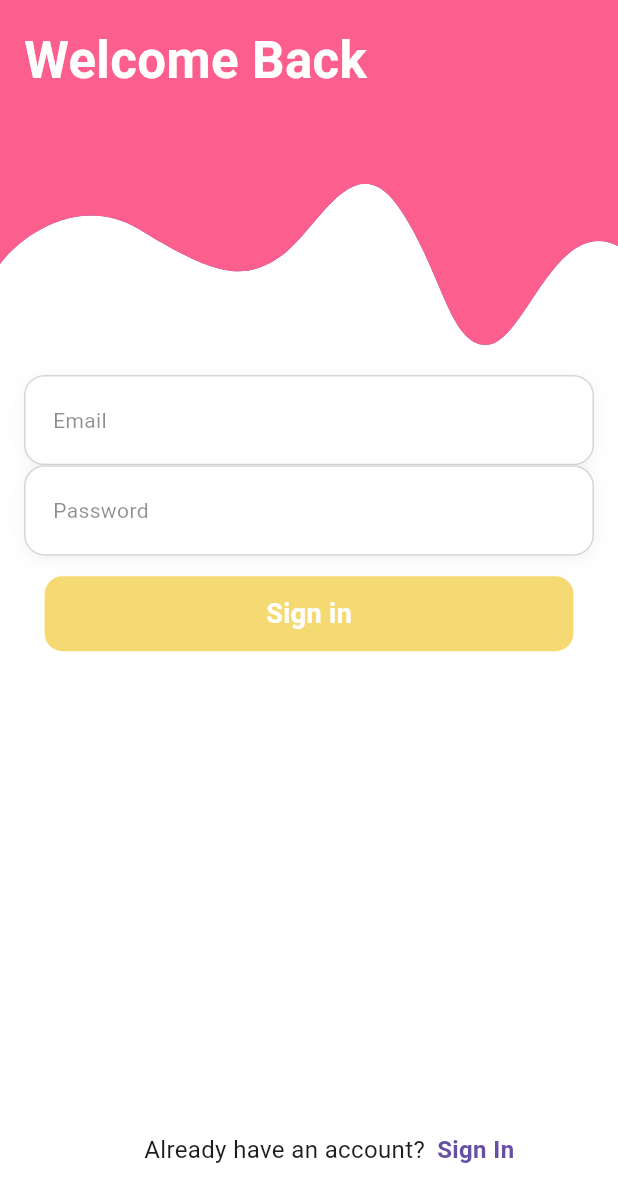
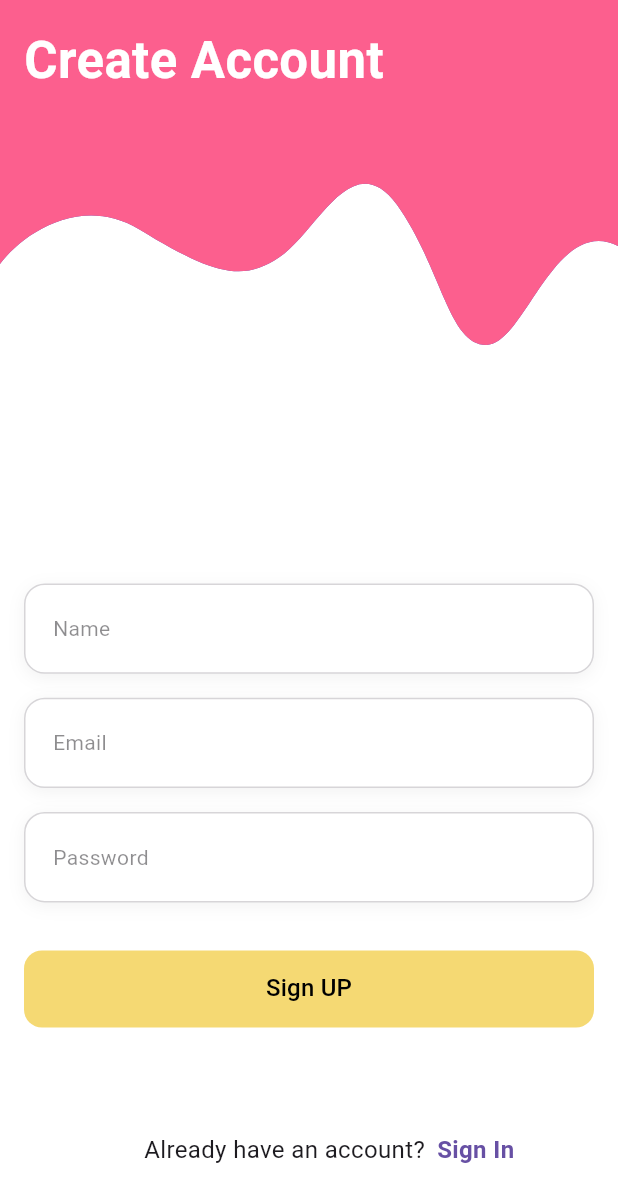
Before and after one commit to ZyadWKhedr/auth, a Flutter app: the screen it shows after launch, after a tap on "Don't have an account?", on a phone screen of 412 x 824 dp. Shown: the top 1202 px of the screen. Run offline on Flutter 3.47's test engine with Material 3 defaults, Android fonts, the phone set to English and light mode, and no system bars; our stand-ins replace flutter_riverpod, flutter_screenutil, shared_preferences, supabase_flutter; accounts and stored records are empty.

Commit message:
finished sign up and login pages

```diff
--- a/lib/features/auth/presentation/pages/auth_view.dart
+++ b/lib/features/auth/presentation/pages/auth_view.dart
@@ -32,10 +32,10 @@ class _AuthViewState extends State<AuthView> {
               child: _showSignIn ? const LoginPage() : const SignUpPage(),
             ),
           ),
-          AnimatedShape(color: Color(0xff595DC6), title: 'Create Account'),
+          AnimatedShape(color: Color(0xff595DC6), title: 'Welcome back'),
           AnimatedShape(
             color: Color(0xffFC5F8E),
-            title: 'Welcome Back',
+            title: 'Create Account',
             show: !_showSignIn,
           ),
           AuthSwitchButton(
--- a/lib/features/auth/presentation/pages/login_page.dart
+++ b/lib/features/auth/presentation/pages/login_page.dart
@@ -17,21 +17,17 @@ class _LoginPageState extends ConsumerState<LoginPage> {
   final _emailController = TextEditingController();
   final _passwordController = TextEditingController();
 
-  String? _nameError;
   String? _emailError;
   String? _passwordError;
 
   void _login() async {
     final email = _emailController.text.trim();
     final password = _passwordController.text.trim();
-    final name = _nameController.text.trim();
 
-    final nameValidation = InputValidator.validateName(name);
     final emailValidation = InputValidator.validateEmail(email);
     final passwordValidation = InputValidator.validatePassword(password);
 
     setState(() {
-      _nameError = nameValidation;
       _emailError = emailValidation;
       _passwordError = passwordValidation;
     });
@@ -46,30 +42,9 @@ class _LoginPageState extends ConsumerState<LoginPage> {
     final state = ref.watch(authStateProvider);
     final isLoading = state.isLoading;
 
-    return Scaffold(
-      backgroundColor: Colors.white,
-      body: SafeArea(
-        child: Padding(
-          padding: const EdgeInsets.all(24),
-          child: Column(
+    return Column(
       mainAxisAlignment: MainAxisAlignment.center,
       children: [
-              /// Email Field
-              TextInputField(
-                hintText: 'Name',
-                controller: _nameController,
-                errorText: _nameError,
-                keyboardType: TextInputType.name,
-                textInputAction: TextInputAction.next,
-                onChanged: (_) {
-                  setState(() {
-                    _emailError = null;
-                  });
-                },
-              ),
-              const SizedBox(height: 16),
-
-              /// Email Field
         TextInputField(
           hintText: 'Email',
           controller: _emailController,
@@ -84,7 +59,6 @@ class _LoginPageState extends ConsumerState<LoginPage> {
         ),
         const SizedBox(height: 16),
 
-              /// Password Field
         TextInputField(
           hintText: 'Password',
           controller: _passwordController,
@@ -102,8 +76,8 @@ class _LoginPageState extends ConsumerState<LoginPage> {
         /// Login Button
         AnimatedButton(
           onTap: isLoading ? null : _login,
-                splashColor: Colors.blue.withOpacity(0.2),
           borderRadius: BorderRadius.circular(12),
+          backgroundColor: const Color(0xffF5D973),
           child: Center(
             child: Text(
               isLoading ? 'Logging in...' : 'Login',
@@ -114,9 +88,6 @@ class _LoginPageState extends ConsumerState<LoginPage> {
           ),
         ),
       ],
-          ),
-        ),
-      ),
     );
   }
 
--- a/lib/features/auth/presentation/pages/sign_up_page.dart
+++ b/lib/features/auth/presentation/pages/sign_up_page.dart
@@ -1,46 +1,118 @@
+import 'package:auth/core/utils/input_validator.dart';
+import 'package:auth/features/auth/presentation/providers/auth_provider.dart';
 import 'package:auth/features/auth/presentation/widgets/animated_button.dart';
 import 'package:auth/features/auth/presentation/widgets/text_input_field.dart';
 import 'package:flutter/material.dart';
+import 'package:flutter_riverpod/flutter_riverpod.dart';
 
-class SignUpPage extends StatelessWidget {
+class SignUpPage extends ConsumerStatefulWidget {
   const SignUpPage({super.key});
 
   @override
+  ConsumerState<SignUpPage> createState() => _LoginPageState();
+}
+
+class _LoginPageState extends ConsumerState<SignUpPage> {
+  final _nameController = TextEditingController();
+  final _emailController = TextEditingController();
+  final _passwordController = TextEditingController();
+
+  String? _nameError;
+  String? _emailError;
+  String? _passwordError;
+
+  void _signup() async {
+    final email = _emailController.text.trim();
+    final password = _passwordController.text.trim();
+    final name = _nameController.text.trim();
+
+    final nameValidation = InputValidator.validateName(name);
+    final emailValidation = InputValidator.validateEmail(email);
+    final passwordValidation = InputValidator.validatePassword(password);
+
+    setState(() {
+      _nameError = nameValidation;
+      _emailError = emailValidation;
+      _passwordError = passwordValidation;
+    });
+
+    if (emailValidation == null && passwordValidation == null) {
+      await ref.read(authStateProvider.notifier).signUp(name, email, password);
+    }
+  }
+
+  @override
   Widget build(BuildContext context) {
+    final state = ref.watch(authStateProvider);
+    final isLoading = state.isLoading;
+
     return Column(
+      mainAxisAlignment: MainAxisAlignment.center,
       children: [
         TextInputField(
+          hintText: 'Name',
+          controller: _nameController,
+          errorText: _nameError,
+          keyboardType: TextInputType.name,
+          textInputAction: TextInputAction.next,
+          onChanged: (_) {
+            setState(() {
+              _emailError = null;
+            });
+          },
+        ),
+        const SizedBox(height: 16),
+
+        TextInputField(
           hintText: 'Email',
-          obscureText: false,
-          onChanged: (String value) {},
+          controller: _emailController,
+          errorText: _emailError,
+          keyboardType: TextInputType.emailAddress,
+          textInputAction: TextInputAction.next,
+          onChanged: (_) {
+            setState(() {
+              _emailError = null;
+            });
+          },
         ),
+        const SizedBox(height: 16),
+
         TextInputField(
           hintText: 'Password',
+          controller: _passwordController,
+          errorText: _passwordError,
           obscureText: true,
-          onChanged: (String value) {},
+          textInputAction: TextInputAction.done,
+          onChanged: (_) {
+            setState(() {
+              _passwordError = null;
+            });
+          },
         ),
+        const SizedBox(height: 32),
+
+        /// Login Button
         AnimatedButton(
-          onTap: () {},
-          child: AnimatedContainer(
-            duration: const Duration(milliseconds: 300),
-            curve: Curves.easeInOut,
-            padding: const EdgeInsets.symmetric(vertical: 12),
-            alignment: Alignment.center,
-            decoration: BoxDecoration(
-              color: const Color(0xffF5D973),
-              borderRadius: BorderRadius.circular(12),
-            ),
-            child: const Text(
-              "Sign in",
-              style: TextStyle(
-                color: Colors.white,
-                fontWeight: FontWeight.bold,
-                fontSize: 18,
-              ),
+          onTap: isLoading ? null : _signup,
+          borderRadius: BorderRadius.circular(12),
+          backgroundColor: const Color(0xffF5D973),
+          child: Center(
+            child: Text(
+              isLoading ? 'Signing Up...' : 'Sign UP',
+              style: Theme.of(
+                context,
+              ).textTheme.titleMedium?.copyWith(color: Colors.black),
             ),
           ),
         ),
       ],
     );
   }
+
+  @override
+  void dispose() {
+    _emailController.dispose();
+    _passwordController.dispose();
+    super.dispose();
+  }
 }
--- a/lib/features/auth/presentation/widgets/animated_button.dart
+++ b/lib/features/auth/presentation/widgets/animated_button.dart
@@ -8,7 +8,7 @@ class AnimatedButton extends StatefulWidget {
   final double minScale;
   final Curve curve;
   final EdgeInsetsGeometry? padding;
-  final Color? splashColor;
+  final Color? backgroundColor;
   final BorderRadius? borderRadius;
   final bool enabled;
 
@@ -20,7 +20,7 @@ class AnimatedButton extends StatefulWidget {
     this.minScale = 0.95,
     this.curve = Curves.easeOut,
     this.padding,
-    this.splashColor,
+    this.backgroundColor,
     this.borderRadius,
     this.enabled = true,
   });
@@ -33,7 +33,6 @@ class _AnimatedButtonState extends State<AnimatedButton>
     with SingleTickerProviderStateMixin {
   late AnimationController _animationController;
   late Animation<double> _scaleAnimation;
-  late Animation<Color?> _colorAnimation;
 
   @override
   void initState() {
@@ -46,11 +45,6 @@ class _AnimatedButtonState extends State<AnimatedButton>
     _scaleAnimation = Tween<double>(begin: 1.0, end: widget.minScale).animate(
       CurvedAnimation(parent: _animationController, curve: widget.curve),
     );
-
-    _colorAnimation = ColorTween(
-      begin: Colors.transparent,
-      end: widget.splashColor ?? Colors.black.withOpacity(0.1),
-    ).animate(_animationController);
   }
 
   @override
@@ -79,7 +73,7 @@ class _AnimatedButtonState extends State<AnimatedButton>
               scale: _scaleAnimation.value,
               child: DecoratedBox(
                 decoration: BoxDecoration(
-                  color: _colorAnimation.value,
+                  color: widget.backgroundColor ?? Colors.blue,
                   borderRadius:
                       widget.borderRadius ?? BorderRadius.circular(8.r),
                 ),
```
Lines whose indentation alone changed are shown as unchanged.
